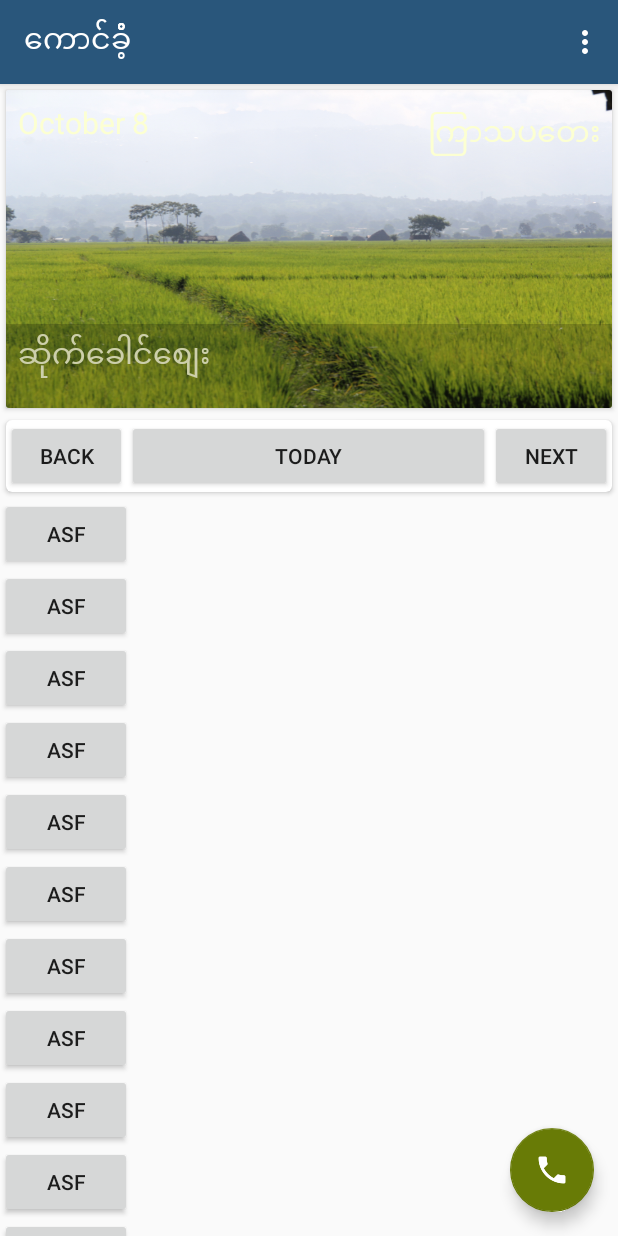
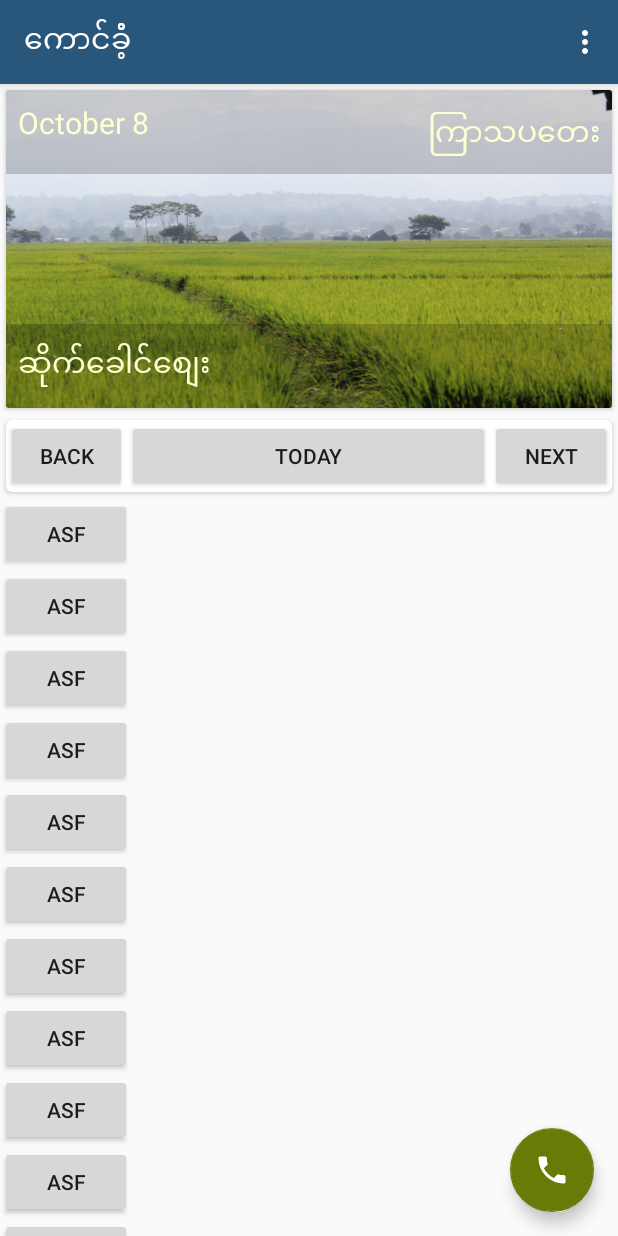
Before and after one commit to khunzohn/khaungKham, an Android app: the screen it shows after launch (ModifideActivity), on a phone screen of 412 x 824 dp. Run offline under Robolectric (Android 15) with nearby library versions, the phone set to English and light mode, and no system bars.

Commit message:
wrap in app widget dates with frame layout

```diff
--- a/app/src/main/res/layout/fragment_client.xml
+++ b/app/src/main/res/layout/fragment_client.xml
@@ -10,15 +10,19 @@
         android:layout_height="match_parent"
         android:background="@drawable/back_1">
 
+        <FrameLayout
+            android:layout_width="match_parent"
+            android:layout_height="?attr/actionBarSize"
+            android:layout_alignParentTop="true"
+            android:background="@color/black_alpha">
+
             <TextView
                 android:id="@+id/app_text_date"
                 android:layout_width="wrap_content"
                 android:layout_height="wrap_content"
-            android:layout_alignParentLeft="true"
-            android:layout_alignParentTop="true"
+                android:layout_gravity="start"
                 android:paddingLeft="8dp"
                 android:paddingTop="8dp"
-            android:text="Oct,15"
                 android:textColor="@color/text_color"
                 android:textSize="@dimen/normal_text" />
 
@@ -26,25 +30,24 @@
                 android:id="@+id/app_text_day"
                 android:layout_width="wrap_content"
                 android:layout_height="wrap_content"
-            android:layout_alignParentRight="true"
-            android:layout_alignParentTop="true"
+                android:layout_gravity="right"
                 android:paddingRight="8dp"
                 android:paddingTop="8dp"
-            android:text="ေသာျကာ"
                 android:textColor="@color/text_color"
                 android:textSize="@dimen/normal_text" />
+        </FrameLayout>
 
         <FrameLayout
             android:layout_width="match_parent"
             android:layout_height="?attr/actionBarSize"
             android:layout_alignParentBottom="true"
-            android:foreground="@color/black_alpha">
+            android:background="@color/black_alpha">
 
             <TextView
                 android:id="@+id/app_text_marketday"
                 android:layout_width="wrap_content"
                 android:layout_height="wrap_content"
-                android:layout_gravity="start"
+                android:layout_gravity="start|center_vertical"
                 android:paddingLeft="8dp"
                 android:text="ဆီဆိုင္ေစ်း"
                 android:textColor="@color/text_color"
--- a/app/src/main/res/values/colors.xml
+++ b/app/src/main/res/values/colors.xml
@@ -8,4 +8,6 @@
     <color name="primary">#ff29567b</color>
     <color name="accent">#ff687b06</color>
     <color name="black_alpha">#30000000</color>
+    <color name="in_app_widget_text_color">#ff1b8763</color>
+    <color name="white_alpha">#10030001</color>
 </resources>
```
Lines whose indentation alone changed are shown as unchanged.
